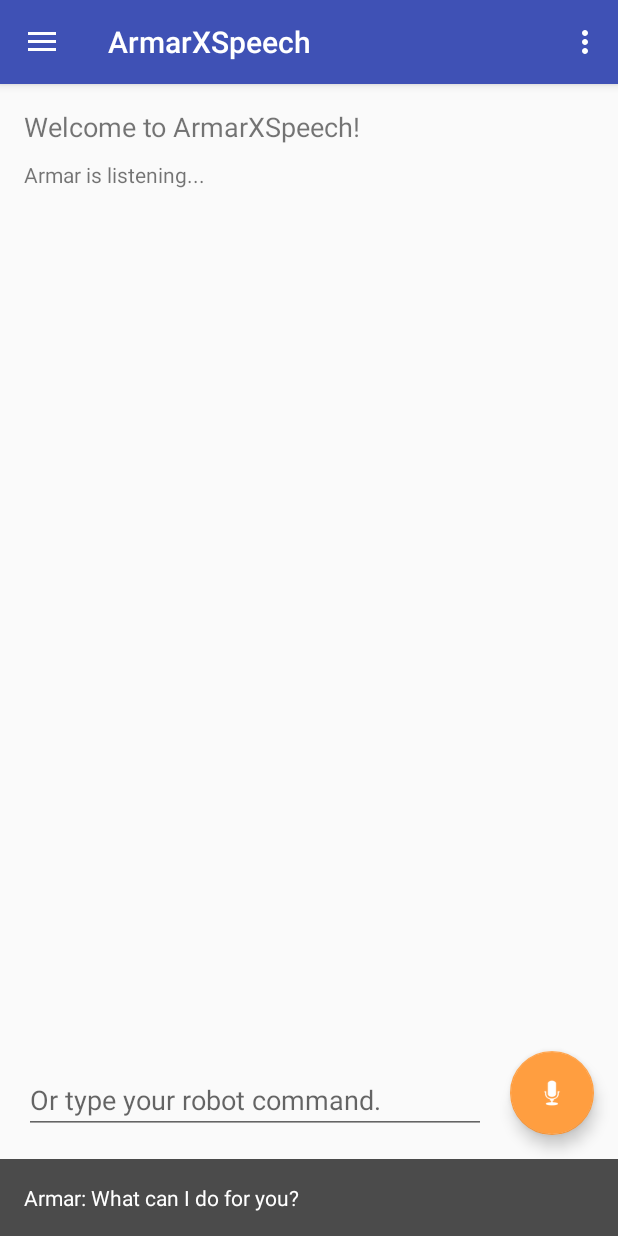
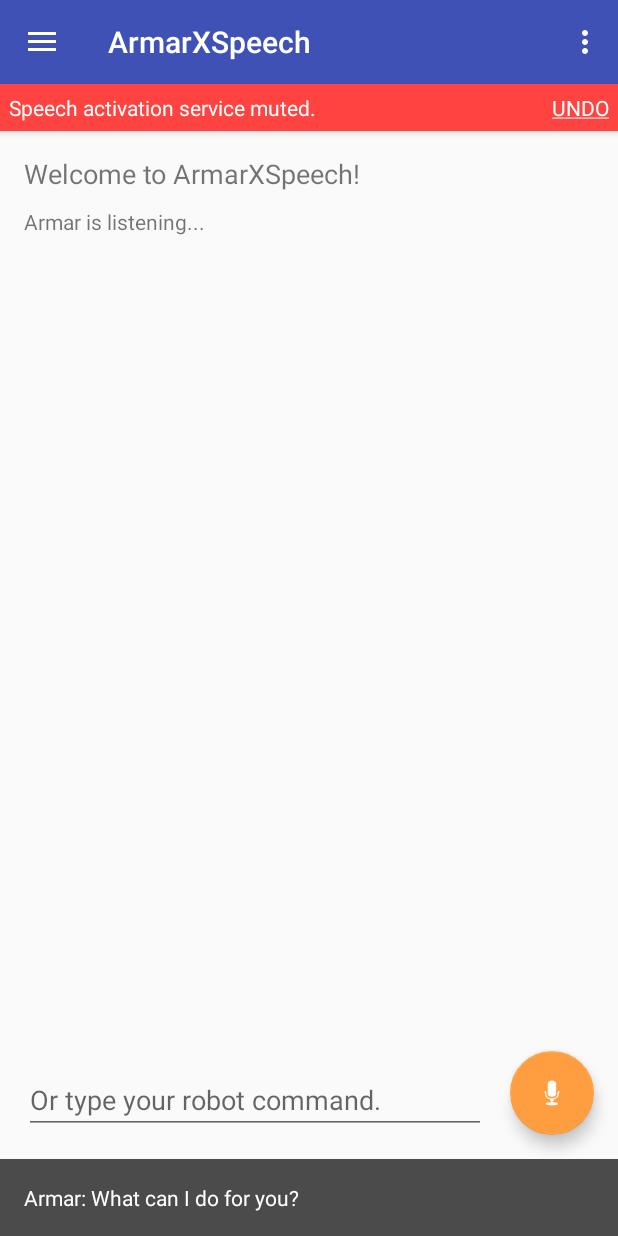
Before and after one commit to kevinhitzler/ArmarXSpeech, an Android app: the screen it shows after launch (MainActivity), in the options menu, after a tap on "Mute", on a phone screen of 412 x 824 dp. Run offline under Robolectric (Android 15) with nearby library versions, the phone set to English and light mode, and no system bars.

Commit message:
added mute service added warning bar

```diff
--- a/app/src/main/java/com/example/kit/armarxspeech/MainActivity.java
+++ b/app/src/main/java/com/example/kit/armarxspeech/MainActivity.java
@@ -20,6 +20,7 @@ import android.support.v7.app.AppCompatActivity;
 import android.support.v7.widget.Toolbar;
 import android.view.Menu;
 import android.view.MenuItem;
+import android.widget.LinearLayout;
 import android.widget.RelativeLayout;
 import android.widget.TextView;
 import android.widget.Toast;
@@ -52,13 +53,17 @@ public class MainActivity extends AppCompatActivity
     // Used to handle permission request
     private static final int PERMISSIONS_REQUEST_RECORD_AUDIO = 1;
 
+    private boolean isListening = false;
+    private boolean isMuted = false;
+
     private SpeechRecognizer recognizer;
     private HashMap<String, Integer> captions;
-
     private MediaPlayer m_notify;
     private TextView s_notify;
-    private boolean isListening = false;
-    FloatingActionButton fab;
+    private FloatingActionButton fab;
+    private LinearLayout warning_bar;
+    private TextView warning_action;
+    private Menu options_menu;
 
     @Override
     protected void onCreate(Bundle savedInstanceState)
@@ -87,7 +92,6 @@ public class MainActivity extends AppCompatActivity
                 {
                     stopListenX();
                 }
-
             }
         });
 
@@ -104,6 +108,26 @@ public class MainActivity extends AppCompatActivity
                 else
                 {
                     startListenX();
+                }
+            }
+        });
+
+        warning_bar = (LinearLayout) findViewById(R.id.warning_bar);
+        warning_action = (TextView) findViewById(R.id.warning_action);
+        warning_action.setOnClickListener(new View.OnClickListener()
+        {
+            @Override
+            public void onClick(View v)
+            {
+                // stop muting
+                isMuted = false;
+                warning_bar.setVisibility(View.GONE);
+                MenuItem action_mute = (MenuItem) options_menu.findItem(R.id.action_mute);
+                action_mute.setChecked(false);
+
+                if(recognizer != null)
+                {
+                    switchSearch(KWS_SEARCH);
                 }
             }
         });
@@ -207,10 +231,13 @@ public class MainActivity extends AppCompatActivity
     {
         recognizer.stop();
 
-        // If we are spotting
-        if (searchName.equals(KWS_SEARCH))
+        if(!isMuted)
         {
-            recognizer.startListening(searchName);
+            // If we are spotting
+            if (searchName.equals(KWS_SEARCH))
+            {
+                recognizer.startListening(searchName);
+            }
         }
     }
 
@@ -254,7 +281,10 @@ public class MainActivity extends AppCompatActivity
     {
         //change color
         ColorStateList colorStateList = ContextCompat.getColorStateList(getApplicationContext(), R.color.colorAccent);
-        fab.setBackgroundTintList(colorStateList);
+        if(fab != null)
+        {
+            fab.setBackgroundTintList(colorStateList);
+        }
 
         // pause and hide
         if(m_notify != null)
@@ -266,21 +296,27 @@ public class MainActivity extends AppCompatActivity
             s_notify.setVisibility(View.GONE);
         }
 
-        isListening = false;
-
         // change status
         String caption = getResources().getString(captions.get(KWS_SEARCH));
         ((TextView) findViewById(R.id.status)).setText(caption);
+        if(recognizer != null)
+        {
+            switchSearch(KWS_SEARCH);
+        }
 
-        recognizer.startListening(KWS_SEARCH); //this one might be false
+        isListening = false;
     }
 
     @Override
-    public void onBackPressed() {
+    public void onBackPressed()
+    {
         DrawerLayout drawer = (DrawerLayout) findViewById(R.id.drawer_layout);
-        if (drawer.isDrawerOpen(GravityCompat.START)) {
+        if (drawer.isDrawerOpen(GravityCompat.START))
+        {
             drawer.closeDrawer(GravityCompat.START);
-        } else {
+        }
+        else
+        {
             super.onBackPressed();
         }
     }
@@ -288,19 +324,51 @@ public class MainActivity extends AppCompatActivity
     @Override
     public boolean onCreateOptionsMenu(Menu menu) {
         // Inflate the menu; this adds items to the action bar if it is present.
+        this.options_menu = menu;
         getMenuInflater().inflate(R.menu.main, menu);
         return true;
     }
 
     @Override
-    public boolean onOptionsItemSelected(MenuItem item) {
+    public boolean onOptionsItemSelected(MenuItem item)
+    {
         // Handle action bar item clicks here. The action bar will
         // automatically handle clicks on the Home/Up button, so long
         // as you specify a parent activity in AndroidManifest.xml.
         int id = item.getItemId();
 
         //noinspection SimplifiableIfStatement
-        if (id == R.id.action_settings) {
+        if (id == R.id.action_settings)
+        {
+            return true;
+        }
+        else if(id == R.id.action_mute)
+        {
+            if(item.isChecked())
+            {
+                // stop muting
+                isMuted = false;
+                warning_bar.setVisibility(View.GONE);
+                item.setChecked(false);
+
+                if(recognizer != null)
+                {
+                    switchSearch(KWS_SEARCH);
+                }
+            }
+            else
+            {
+                // start muting
+                isMuted = true;
+                warning_bar.setVisibility(View.VISIBLE);
+                item.setChecked(true);
+                if(recognizer != null)
+                {
+                    recognizer.stop();
+                    recognizer.cancel();
+                }
+            }
+
             return true;
         }
 
@@ -375,7 +443,6 @@ public class MainActivity extends AppCompatActivity
         {
             String text = hypothesis.getHypstr();
             Log.d(TAG, "Recognized Keyphrase: "+ KEYPHRASE);
-            makeText(getApplicationContext(), text, Toast.LENGTH_SHORT).show();
             startListenX();
         }
     }
@@ -396,7 +463,11 @@ public class MainActivity extends AppCompatActivity
     protected void onResume()
     {
         super.onResume();
+        startRecognitionService();
+    }
 
+    private void startRecognitionService()
+    {
         // set up listener
         // Check if user has given permission to record audio
         int permissionCheck = ContextCompat.checkSelfPermission(getApplicationContext(), Manifest.permission.RECORD_AUDIO);
--- a/app/src/main/res/layout/app_bar_main.xml
+++ b/app/src/main/res/layout/app_bar_main.xml
@@ -8,6 +8,7 @@
     android:focusable="true"
     android:focusableInTouchMode="true"
     tools:context="com.example.kit.armarxspeech.MainActivity">
+
 
     <android.support.design.widget.AppBarLayout
         android:layout_width="match_parent"
@@ -21,10 +22,58 @@
             android:background="?attr/colorPrimary"
             app:popupTheme="@style/AppTheme.PopupOverlay" />
 
+        <LinearLayout
+            android:id="@+id/warning_bar"
+            android:layout_width="match_parent"
+            android:layout_height="wrap_content"
+            android:orientation="horizontal"
+            android:background="@color/red"
+            android:visibility="gone">
+
+            <TextView
+                android:id="@+id/warning_text"
+                android:layout_width="wrap_content"
+                android:layout_height="wrap_content"
+                android:padding="@dimen/warning_text_padding"
+                android:textColor="@color/white"
+                android:text="@string/warning_muted" />
+
+            <TextView
+                android:id="@+id/warning_action"
+                android:layout_width="fill_parent"
+                android:layout_height="wrap_content"
+                android:padding="@dimen/warning_text_padding"
+                android:textColor="@color/white"
+                android:text="@string/action_undo"
+                android:gravity="right"
+                android:onClick="onClick"
+                android:clickable="true"/>
+
+        </LinearLayout>
+
+
     </android.support.design.widget.AppBarLayout>
 
+    <!--
+    <LinearLayout
+        android:id="@+id/warning_bar"
+        android:layout_width="match_parent"
+        android:layout_height="wrap_content"
+        android:orientation="horizontal"
+        android:layout_gravity="top"
+        android:background="@color/red"
+        app:layout_behavior="@string/appbar_scrolling_view_behavior">
+
+        <TextView
+            android:id="@+id/warning_text"
+            android:layout_width="match_parent"
+            android:layout_height="wrap_content"
+            android:padding="@dimen/warning_text_padding"
+            android:textColor="@color/white"
+            android:text="@string/warning_muted" />
+    </LinearLayout>-->
+
     <include layout="@layout/content_main" />
-
 
     <RelativeLayout
         android:layout_width="match_parent"
@@ -34,8 +83,8 @@
         <LinearLayout
             android:id="@+id/horizontalBottomBar"
             android:layout_width="match_parent"
+            android:layout_height="wrap_content"
             android:orientation="horizontal"
-            android:layout_height="wrap_content"
             android:layout_gravity="bottom">
 
             <EditText
@@ -66,7 +115,7 @@
             android:layout_below="@id/horizontalBottomBar"
             android:textColor="@color/white"
             android:background="@color/dark_gray"
-            android:text="@string/prompt"
+            android:text="@string/prompt_text"
             android:visibility="gone"/>
 
     </RelativeLayout>
--- a/app/src/main/res/values/colors.xml
+++ b/app/src/main/res/values/colors.xml
@@ -7,4 +7,5 @@
     <color name="white">#ffffff</color>
     <color name="dark_gray">#4b4b4b</color>
     <color name="orange">#ff9e40</color>
+    <color name="red">#ff4340</color>
 </resources>
--- a/app/src/main/res/values/dimens.xml
+++ b/app/src/main/res/values/dimens.xml
@@ -9,6 +9,7 @@
     <dimen name="fab_margin">16dp</dimen>
 
     <dimen name="prompt_padding">16dp</dimen>
+    <dimen name="warning_text_padding">6dp</dimen>
 
     <dimen name="cmd_margin_top">26dp</dimen>
     <dimen name="cmd_margin_left">16dp</dimen>
--- a/app/src/main/res/values/strings.xml
+++ b/app/src/main/res/values/strings.xml
@@ -4,7 +4,9 @@
     <string name="navigation_drawer_open">Open navigation drawer</string>
     <string name="navigation_drawer_close">Close navigation drawer</string>
 
-    <string name="prompt">Armar: What can I do for you?</string>
+    <string name="prompt_text">Armar: What can I do for you?</string>
+    <string name="warning_muted">Speech activation service muted.</string>
     <string name="action_settings">Settings</string>
+    <string name="action_undo"><u>UNDO</u></string>
     <string name="kws_status">Say \'okay robot\' or click on the button below to start the conversation.</string>
 </resources>
```
